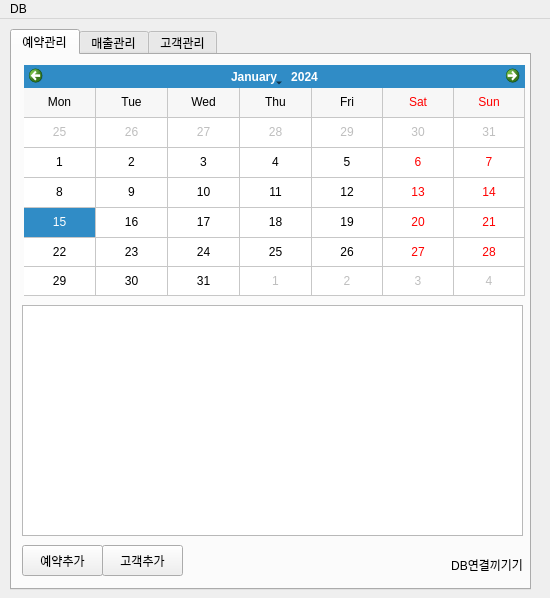
This is SereneU/SereneU.ui in rgvefc1/SereneU_window as Qt 5 draws it before an edit. The edited form follows.
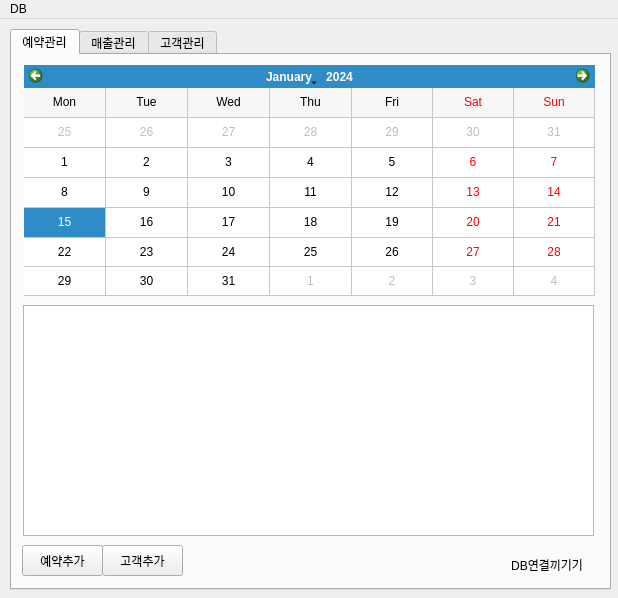
This is the edited form. The open tabs and pages were chosen to show the change.

The edit to the form file:
```diff
--- a/SereneU/SereneU.ui
+++ b/SereneU/SereneU.ui
@@ -6,7 +6,7 @@
    <rect>
     <x>0</x>
     <y>0</y>
-    <width>550</width>
+    <width>618</width>
     <height>598</height>
    </rect>
   </property>
@@ -19,7 +19,7 @@
      <rect>
       <x>10</x>
       <y>10</y>
-      <width>521</width>
+      <width>601</width>
       <height>561</height>
      </rect>
     </property>
@@ -35,7 +35,7 @@
        <rect>
         <x>12</x>
         <y>10</y>
-        <width>501</width>
+        <width>571</width>
         <height>231</height>
        </rect>
       </property>
@@ -55,9 +55,9 @@
      <widget class="QTableView" name="reservationView">
       <property name="geometry">
        <rect>
-        <x>10</x>
+        <x>11</x>
         <y>250</y>
-        <width>501</width>
+        <width>571</width>
         <height>231</height>
        </rect>
       </property>
@@ -91,7 +91,7 @@
      <widget class="QLabel" name="dbConnect">
       <property name="geometry">
        <rect>
-        <x>210</x>
+        <x>270</x>
         <y>500</y>
         <width>301</width>
         <height>20</height>
@@ -171,7 +171,7 @@
     <rect>
      <x>0</x>
      <y>0</y>
-     <width>550</width>
+     <width>618</width>
      <height>21</height>
     </rect>
    </property>
```
Left out of the diff: 2 changed lines with no effect on the pictures.
